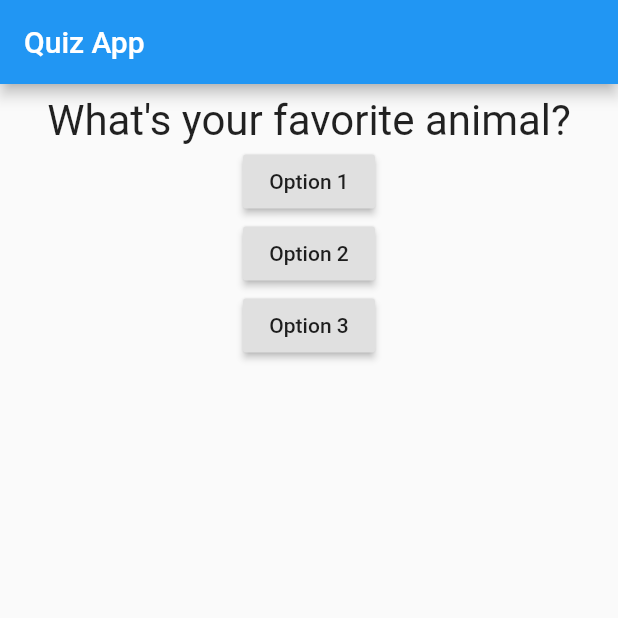
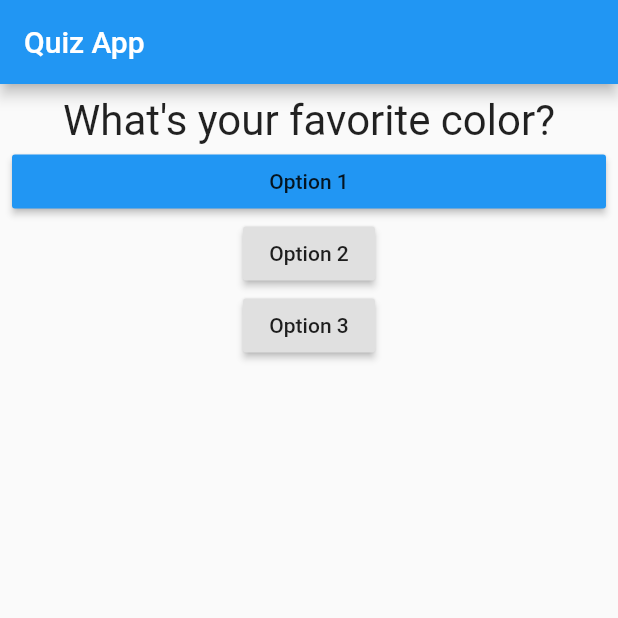
Before and after one commit to handsomemofokeng/quizz_app, a Flutter app: the screen it shows after launch, after a tap on "Option 1", on a phone screen of 412 x 824 dp, the top half of it. Run offline on Flutter 3.47's test engine with Material 2 defaults, Android fonts, the phone set to English and light mode, and no system bars.

Commit message:
added answer.dart file

```diff
--- a/lib/answer.dart
+++ b/lib/answer.dart
@@ -4,7 +4,9 @@ class Answer extends StatelessWidget {
   @override
   Widget build(BuildContext context) {
     return Container(
+      width: double.infinity,
       child: RaisedButton(
+        color: Colors.blue,
         child: Text("Option 1"),
         onPressed: () {},
       ),
--- a/lib/main.dart
+++ b/lib/main.dart
@@ -1,5 +1,7 @@
 import 'package:flutter/material.dart';
 import 'package:quizz_app/question.dart';
+
+import 'answer.dart';
 
 // void main() {
 //   runApp(MyApp());
@@ -48,12 +50,7 @@ class _MyAppState extends State<MyApp> {
                 Question(
                   questions[_questionIndex],
                 ),
-                RaisedButton(
-                  child: Text("Option 1"),
-                  onPressed: () {
-                    _answerQuestion(1);
-                  },
-                ),
+                Answer(),
                 RaisedButton(
                   child: Text("Option 2"),
                   onPressed: () {
```
